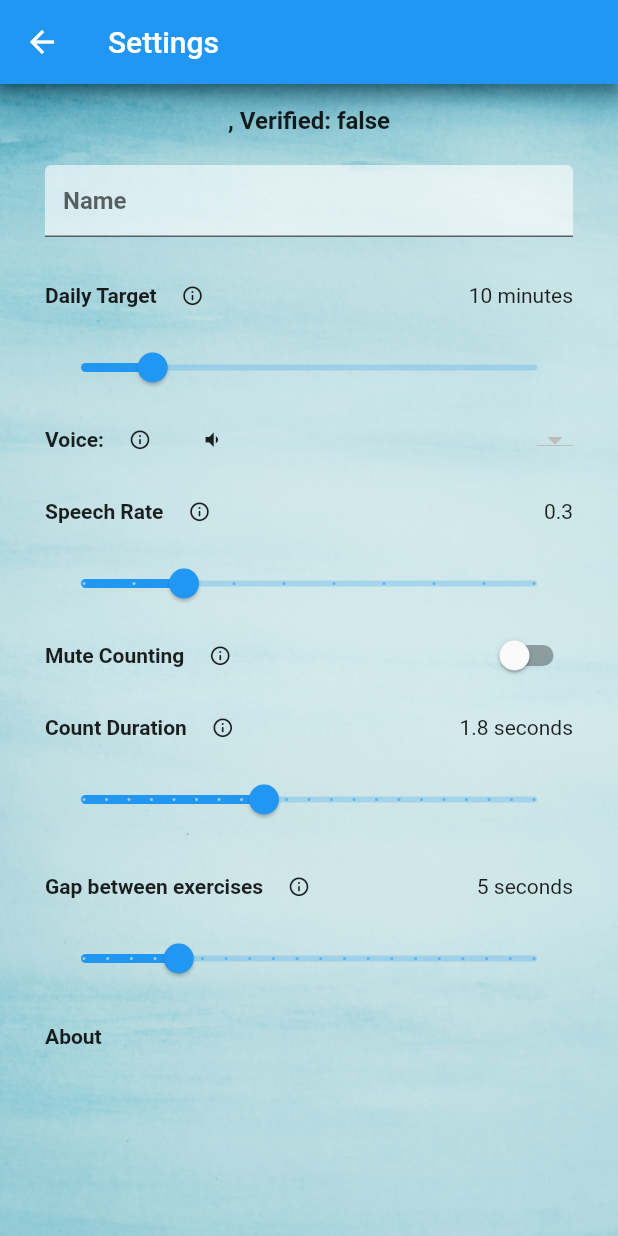
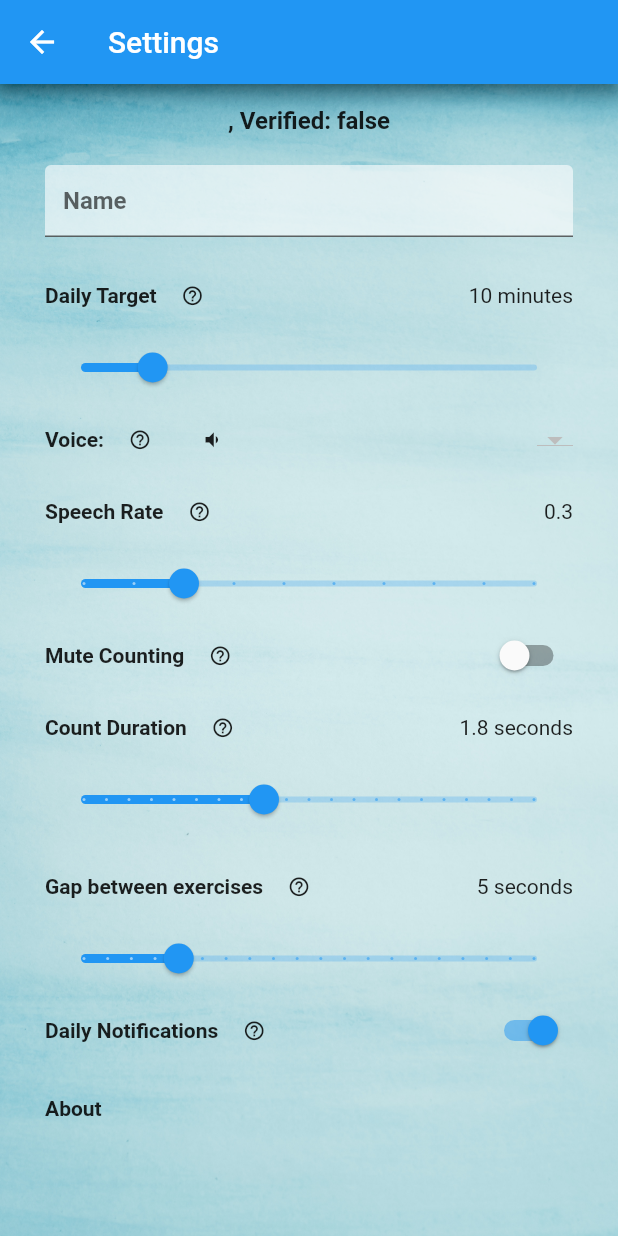
Before and after one commit to sandeshgoel/yoga-app, a Flutter app: the EditSettingsPage screen opened directly, on a phone screen of 412 x 824 dp. Run offline on Flutter 3.47's test engine with Material 2 defaults, Android fonts, the phone set to English and light mode, and no system bars; drawn by our look-alikes of flutter_form_builder; our stand-ins replace audioplayers, charts_flutter, cloud_firestore, firebase_auth, firebase_core, flutter_local_notifications and 10 more; missing offline and left inert: volume_control, workmanager; accounts and stored records are empty.

Commit message:
Added daily notification

```diff
--- a/lib/pages/edit_settings_page.dart
+++ b/lib/pages/edit_settings_page.dart
@@ -244,6 +244,27 @@ class _EditSettingsPageState extends State<EditSettingsPage> {
                   },
                 ),
 
+                // Notify
+
+                Row(
+                  mainAxisAlignment: MainAxisAlignment.center,
+                  children: [
+                    Text('Daily Notifications', style: settingsTextStyle),
+                    _infoIcon(topicNotify),
+                    Expanded(
+                      child: Container(),
+                    ),
+                    Switch(
+                      value: settings.getNotify(),
+                      onChanged: (val) {
+                        setState(() {
+                          settings.setNotify(val);
+                        });
+                      },
+                    ),
+                  ],
+                ),
+
                 // About
 
                 Row(
@@ -261,6 +282,8 @@ class _EditSettingsPageState extends State<EditSettingsPage> {
                         showAboutDialog(
                             context: context,
                             applicationVersion: 'Ver $version+$buildNumber',
+                            applicationLegalese:
+                                'https://sites.google.com/view/yoga-assistant/',
                             applicationIcon: Image.asset(
                               "assets/icon/yoga.png",
                               height: 40,
@@ -302,6 +325,7 @@ class _EditSettingsPageState extends State<EditSettingsPage> {
   static const String topicSpeechRate = 'speech_rate';
   static const String topicDailyTarget = 'daily_target';
   static const String topicGapRoutine = 'gap_routine';
+  static const String topicNotify = 'notify';
 
   Widget _infoIcon(String topic) {
     String msg = '';
@@ -327,10 +351,13 @@ class _EditSettingsPageState extends State<EditSettingsPage> {
         msg =
             'This is the gap between exercises during a routine consisting of multiple exercises';
         break;
+      case topicNotify:
+        msg = 'Enable or disable daily notifications';
+        break;
       default:
     }
     return IconButton(
-      icon: Icon(Icons.info_outline_rounded, size: 15),
+      icon: Icon(Icons.help_outline, size: 15),
       onPressed: () {
         showDialog(
           context: context,
--- a/lib/services/notifications.dart
+++ b/lib/services/notifications.dart
@@ -17,7 +17,7 @@ class NotificationService {
 
   Future<void> init() async {
     final AndroidInitializationSettings initializationSettingsAndroid =
-        AndroidInitializationSettings('yoga');
+        AndroidInitializationSettings('ic_stat_yoga_transparent');
 
     final IOSInitializationSettings initializationSettingsIOS =
         IOSInitializationSettings(
--- a/lib/services/settings.dart
+++ b/lib/services/settings.dart
@@ -112,8 +112,9 @@ const exKapaalBhaati = 'Kapaal Bhaati';
 const exBhastrika = 'Bhastrika';
 const exShavasana = 'Shava Aasanaa';
 const exSuryaNamaskara = 'Surya Namaskara';
-const exHandRotation = 'Hand Rotation';
-const exNeckExercise = 'Neck Exercise';
+const exHandRotation = 'Arm Rotation';
+const exNeckUpDown = 'Neck Up-Down';
+const exNeckRightLeft = 'Neck Right-Left';
 
 class UserInfo {
   late String uid;
@@ -170,6 +171,7 @@ class YogaSettings with ChangeNotifier {
   late int _dailyTarget;
   late int _gapRoutine;
   late bool _muteCounting;
+  late bool _notify;
 
   late List<ConfigParam> cps;
   late List<Routine> routines;
@@ -189,6 +191,7 @@ class YogaSettings with ChangeNotifier {
     _dailyTarget = 10;
     _gapRoutine = 5;
     _muteCounting = false;
+    _notify = true;
 
     cps = [_exerciseLib[0]];
     routines = [];
@@ -206,7 +209,8 @@ class YogaSettings with ChangeNotifier {
     ]),
     Routine('Warm Up', [
       Exercise(exHandRotation, 10),
-      Exercise(exNeckExercise, 10),
+      Exercise(exNeckUpDown, 10),
+      Exercise(exNeckRightLeft, 10),
       Exercise(exSuryaNamaskara, 4),
     ])
   ];
@@ -277,12 +281,9 @@ class YogaSettings with ChangeNotifier {
         ],
         altLeftRight: true),
     ConfigParam(exHandRotation, 10, [Stage('Rotate', 2)]),
-    ConfigParam(exNeckExercise, 10, [
-      Stage('Neck down', 2),
-      Stage('Neck up', 2),
-      Stage('Neck right', 2),
-      Stage('Neck left', 2)
-    ]),
+    ConfigParam(exNeckUpDown, 10, [Stage('Neck down', 2), Stage('Neck up', 2)]),
+    ConfigParam(
+        exNeckRightLeft, 10, [Stage('Neck right', 2), Stage('Neck left', 2)]),
   ];
 
   List<ConfigParam> getExerciseLib() {
@@ -354,6 +355,7 @@ class YogaSettings with ChangeNotifier {
     this._dailyTarget = jval['dailyTarget'] ?? this._dailyTarget;
     this._gapRoutine = jval['gapRoutine'] ?? this._gapRoutine;
     this._muteCounting = jval['muteCounting'] ?? this._muteCounting;
+    this._notify = jval['notify'] ?? this._notify;
     this.cps = (jval['cps'] ?? (this.cps.map((x) => x.toJson()).toList()))
         .map<ConfigParam>((x) => ConfigParam.fromJson(x))
         .toList();
@@ -373,6 +375,7 @@ class YogaSettings with ChangeNotifier {
       'dailyTarget': this._dailyTarget,
       'gapRoutine': this._gapRoutine,
       'muteCounting': this._muteCounting,
+      'notify': this._notify,
       'cps': this.cps.map((x) => x.toJson()).toList(),
       'routines': this.routines.map((x) => x.toJson()).toList(),
     };
@@ -428,6 +431,16 @@ class YogaSettings with ChangeNotifier {
 
   bool getMuteCounting() {
     return this._muteCounting;
+  }
+
+  // ----------------------------------------------------
+
+  void setNotify(bool notify) {
+    this._notify = notify;
+  }
+
+  bool getNotify() {
+    return this._notify;
   }
 
   // ----------------------------------------------------
--- a/pubspec.yaml
+++ b/pubspec.yaml
@@ -43,6 +43,7 @@ dependencies:
   showcaseview: ^1.1.0
   flutter_local_notifications: ^8.1.1
   package_info_plus: ^1.0.4
+  workmanager: ^0.4.1
 
 flutter_icons:
   android: "launcher_icon"
```
Also changed, not shown: lib/main.dart (+71 -4 lines), lib/pages/home_page.dart (+35 -0 lines), assets/icon/yoga_transparent.png (added), pubspec.lock, 7 other files.
